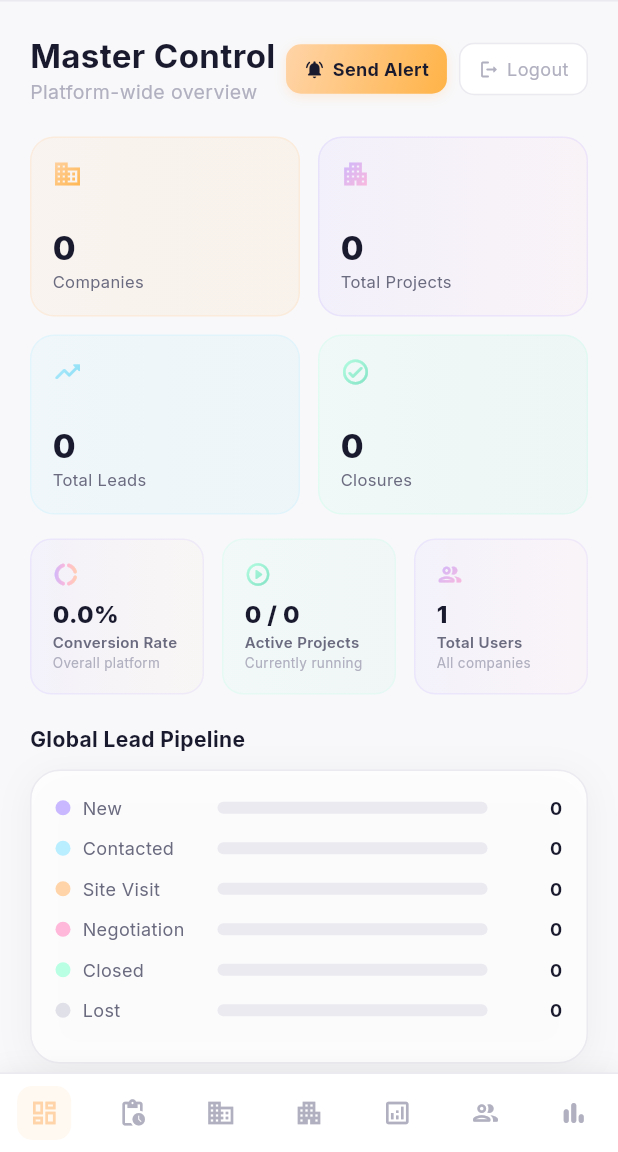
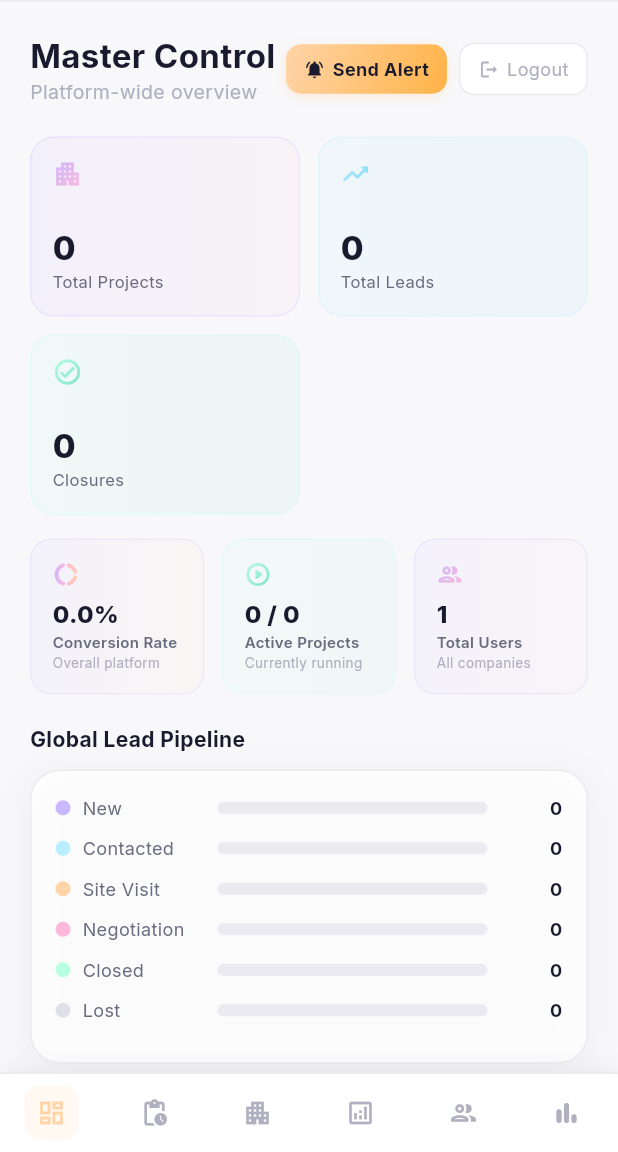
Before and after one commit to rla-crm/rla-crm, a Flutter app: the MasterAdminDashboard screen opened directly, on a phone screen of 412 x 824 dp, the part 84-1236 px from its top. Run offline on Flutter 3.47's test engine with Material 3 defaults, Android fonts, the phone set to English and light mode, and no system bars; our stand-ins replace google_fonts, hive_flutter, web; accounts and stored records are empty.

Commit message:
Fix: remove Companies tab completely — 6-tab master admin (Overview, Approvals, Projects, Analytics, Users, Reports), remove company KPIs and Recent Companies from Overview

```diff
--- a/lib/screens/master_admin_dashboard.dart
+++ b/lib/screens/master_admin_dashboard.dart
@@ -20,11 +20,10 @@ class _MasterAdminDashboardState extends State<MasterAdminDashboard>
   late AnimationController _fadeCtrl;
   late Animation<double> _fadeAnim;
 
-  static const _tabs = ['Overview', 'Approvals', 'Companies', 'Projects', 'Analytics', 'Users', 'Reports'];
+  static const _tabs = ['Overview', 'Approvals', 'Projects', 'Analytics', 'Users', 'Reports'];
   static const _icons = [
     Icons.dashboard_outlined,
     Icons.pending_actions_outlined,
-    Icons.business_outlined,
     Icons.apartment_outlined,
     Icons.analytics_outlined,
     Icons.people_outline_rounded,
@@ -168,11 +167,10 @@ class _MasterAdminDashboardState extends State<MasterAdminDashboard>
     switch (_tab) {
       case 0: return const _MasterOverview();
       case 1: return const _ApprovalsScreen();
-      case 2: return const _CompaniesScreen();
-      case 3: return const _MasterProjectsScreen();
-      case 4: return const _MasterAnalyticsScreen();
-      case 5: return const _AllUsersScreen();
-      case 6: return const _MasterReportsScreen();
+      case 2: return const _MasterProjectsScreen();
+      case 3: return const _MasterAnalyticsScreen();
+      case 4: return const _AllUsersScreen();
+      case 5: return const _MasterReportsScreen();
       default: return const _MasterOverview();
     }
   }
@@ -479,7 +477,6 @@ class _MasterOverview extends StatelessWidget {
                 mainAxisSpacing: 12,
                 childAspectRatio: 1.5,
                 children: [
-                  _statCard('Companies', state.totalCompanies.toString(), Icons.business_outlined, AppColors.gradientSecondary),
                   _statCard('Total Projects', allProjects.length.toString(), Icons.apartment_outlined, AppColors.gradientPrimary),
                   _statCard('Total Leads', totalLeads.toString(), Icons.trending_up_rounded, AppColors.gradientTertiary),
                   _statCard('Closures', totalClosures.toString(), Icons.check_circle_outline_rounded, AppColors.gradientSuccess),
@@ -576,10 +573,7 @@ class _MasterOverview extends StatelessWidget {
             ..._topProjects(state),
             const SizedBox(height: 16),
 
-            // Recent companies
-            Text('Recent Companies', style: GoogleFonts.inter(fontSize: 14, fontWeight: FontWeight.w700, color: AppColors.textPrimary)),
-            const SizedBox(height: 10),
-            ...state.recentCompanies.map((c) => _companyRow(context, c)),
+
           ],
         ),
       ),
@@ -1042,7 +1036,6 @@ class _MasterAnalyticsScreen extends StatelessWidget {
                   _kpiCard('Closures', totalClosures.toString(), Icons.check_circle_outline_rounded, AppColors.gradientSuccess),
                   _kpiCard('Conv. Rate', '${conversionRate.toStringAsFixed(1)}%', Icons.donut_large_rounded, AppColors.gradientCTA),
                   _kpiCard('Projects', state.projects.length.toString(), Icons.apartment_outlined, AppColors.gradientPrimary),
-                  _kpiCard('Companies', state.totalCompanies.toString(), Icons.business_outlined, AppColors.gradientSecondary),
                   _kpiCard('Users', state.totalAllUsers.toString(), Icons.people_outline_rounded, const LinearGradient(colors: [AppColors.sky, AppColors.teal])),
                 ],
               );
```
Also changed, not shown: 3 other files.
